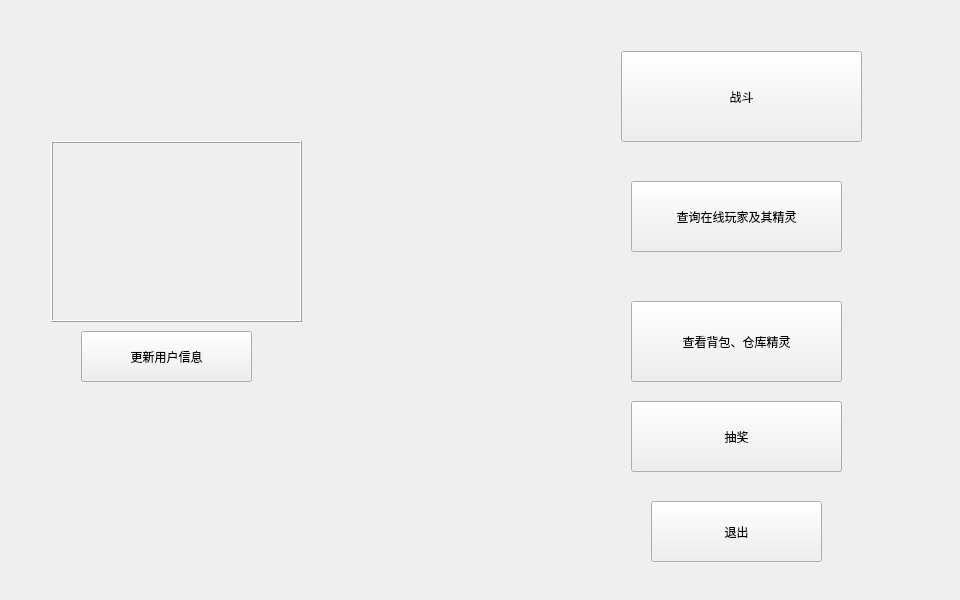
Qt form Client/Client.ui (tarffy/pokemon) before a commit.
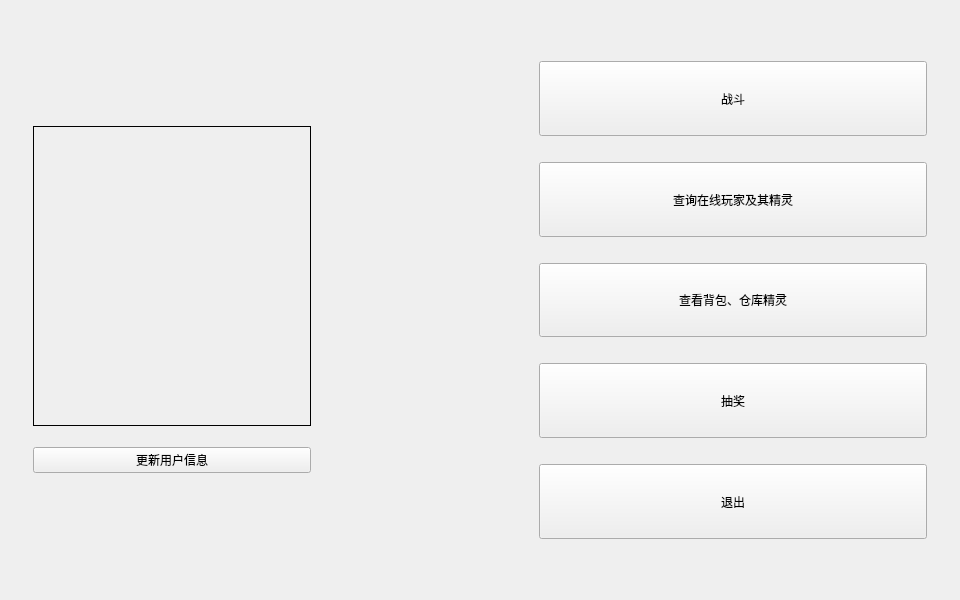
The same form after that commit. The open tabs and pages were chosen to show the change.

Commit message: 增加了背景和布局。

```diff
--- a/Client/Client.ui
+++ b/Client/Client.ui
@@ -230,106 +230,225 @@
        </widget>
       </widget>
       <widget class="QWidget" name="page_menu">
+       <layout class="QHBoxLayout" name="horizontalLayout_6">
+        <item>
+         <widget class="QWidget" name="widget_13" native="true">
+          <property name="maximumSize">
+           <size>
+            <width>300</width>
+            <height>400</height>
+           </size>
+          </property>
+          <layout class="QVBoxLayout" name="verticalLayout_11">
+           <item>
+            <widget class="QLabel" name="label_menu_info">
+             <property name="maximumSize">
+              <size>
+               <width>600</width>
+               <height>300</height>
+              </size>
+             </property>
+             <property name="font">
+              <font>
+               <pointsize>10</pointsize>
+               <weight>50</weight>
+               <bold>false</bold>
+              </font>
+             </property>
+             <property name="layoutDirection">
+              <enum>Qt::LeftToRight</enum>
+             </property>
+             <property name="frameShape">
+              <enum>QFrame::Box</enum>
+             </property>
+             <property name="frameShadow">
+              <enum>QFrame::Plain</enum>
+             </property>
+             <property name="midLineWidth">
+              <number>0</number>
+             </property>
+             <property name="text">
+              <string/>
+             </property>
+             <property name="textFormat">
+              <enum>Qt::PlainText</enum>
+             </property>
+             <property name="scaledContents">
+              <bool>false</bool>
+             </property>
+             <property name="wordWrap">
+              <bool>true</bool>
+             </property>
+            </widget>
+           </item>
+           <item>
+            <widget class="QPushButton" name="Button_fresh_player">
+             <property name="text">
+              <string>更新用户信息</string>
+             </property>
+            </widget>
+           </item>
+          </layout>
+         </widget>
+        </item>
+        <item>
+         <spacer name="horizontalSpacer_8">
+          <property name="orientation">
+           <enum>Qt::Horizontal</enum>
+          </property>
+          <property name="sizeType">
+           <enum>QSizePolicy::Fixed</enum>
+          </property>
+          <property name="sizeHint" stdset="0">
+           <size>
+            <width>200</width>
+            <height>20</height>
+           </size>
+          </property>
+         </spacer>
+        </item>
+        <item>
+         <widget class="QWidget" name="widget_12" native="true">
+          <property name="maximumSize">
+           <size>
+            <width>16777215</width>
+            <height>500</height>
+           </size>
+          </property>
+          <layout class="QVBoxLayout" name="verticalLayout_12">
+           <item>
        <widget class="QPushButton" name="Button_enter_battle">
-        <property name="geometry">
-         <rect>
-          <x>610</x>
-          <y>40</y>
-          <width>241</width>
-          <height>91</height>
-         </rect>
+             <property name="sizePolicy">
+              <sizepolicy hsizetype="Minimum" vsizetype="Preferred">
+               <horstretch>0</horstretch>
+               <verstretch>0</verstretch>
+              </sizepolicy>
         </property>
         <property name="text">
          <string>战斗</string>
         </property>
        </widget>
+           </item>
+           <item>
+            <spacer name="verticalSpacer">
+             <property name="orientation">
+              <enum>Qt::Vertical</enum>
+             </property>
+             <property name="sizeType">
+              <enum>QSizePolicy::Fixed</enum>
+             </property>
+             <property name="sizeHint" stdset="0">
+              <size>
+               <width>20</width>
+               <height>20</height>
+              </size>
+             </property>
+            </spacer>
+           </item>
+           <item>
        <widget class="QPushButton" name="Button_query">
-        <property name="geometry">
-         <rect>
-          <x>620</x>
-          <y>170</y>
-          <width>211</width>
-          <height>71</height>
-         </rect>
+             <property name="sizePolicy">
+              <sizepolicy hsizetype="Minimum" vsizetype="Preferred">
+               <horstretch>0</horstretch>
+               <verstretch>0</verstretch>
+              </sizepolicy>
         </property>
         <property name="text">
          <string>查询在线玩家及其精灵</string>
         </property>
        </widget>
-       <widget class="QPushButton" name="Button_logout">
-        <property name="geometry">
-         <rect>
-          <x>640</x>
-          <y>490</y>
-          <width>171</width>
-          <height>61</height>
-         </rect>
-        </property>
-        <property name="text">
-         <string>退出</string>
-        </property>
-       </widget>
+           </item>
+           <item>
+            <spacer name="verticalSpacer_2">
+             <property name="orientation">
+              <enum>Qt::Vertical</enum>
+             </property>
+             <property name="sizeType">
+              <enum>QSizePolicy::Fixed</enum>
+             </property>
+             <property name="sizeHint" stdset="0">
+              <size>
+               <width>20</width>
+               <height>20</height>
+              </size>
+             </property>
+            </spacer>
+           </item>
+           <item>
        <widget class="QPushButton" name="Button_pokemons">
-        <property name="geometry">
-         <rect>
-          <x>620</x>
-          <y>290</y>
-          <width>211</width>
-          <height>81</height>
-         </rect>
+             <property name="sizePolicy">
+              <sizepolicy hsizetype="Minimum" vsizetype="Preferred">
+               <horstretch>0</horstretch>
+               <verstretch>0</verstretch>
+              </sizepolicy>
         </property>
         <property name="text">
          <string>查看背包、仓库精灵</string>
         </property>
        </widget>
-       <widget class="QLabel" name="label_menu_info">
-        <property name="geometry">
-         <rect>
-          <x>40</x>
-          <y>130</y>
-          <width>251</width>
-          <height>181</height>
-         </rect>
-        </property>
-        <property name="frameShape">
-         <enum>QFrame::Box</enum>
-        </property>
-        <property name="frameShadow">
-         <enum>QFrame::Raised</enum>
-        </property>
-        <property name="text">
-         <string/>
-        </property>
-        <property name="wordWrap">
-         <bool>true</bool>
-        </property>
-       </widget>
+           </item>
+           <item>
+            <spacer name="verticalSpacer_3">
+             <property name="orientation">
+              <enum>Qt::Vertical</enum>
+             </property>
+             <property name="sizeType">
+              <enum>QSizePolicy::Fixed</enum>
+             </property>
+             <property name="sizeHint" stdset="0">
+              <size>
+               <width>20</width>
+               <height>20</height>
+              </size>
+             </property>
+            </spacer>
+           </item>
+           <item>
        <widget class="QPushButton" name="Button_gacha">
-        <property name="geometry">
-         <rect>
-          <x>620</x>
-          <y>390</y>
-          <width>211</width>
-          <height>71</height>
-         </rect>
+             <property name="sizePolicy">
+              <sizepolicy hsizetype="Minimum" vsizetype="Preferred">
+               <horstretch>0</horstretch>
+               <verstretch>0</verstretch>
+              </sizepolicy>
         </property>
         <property name="text">
          <string>抽奖</string>
         </property>
        </widget>
-       <widget class="QPushButton" name="Button_fresh_player">
-        <property name="geometry">
-         <rect>
-          <x>70</x>
-          <y>320</y>
-          <width>171</width>
-          <height>51</height>
-         </rect>
+           </item>
+           <item>
+            <spacer name="verticalSpacer_4">
+             <property name="orientation">
+              <enum>Qt::Vertical</enum>
+             </property>
+             <property name="sizeType">
+              <enum>QSizePolicy::Fixed</enum>
+             </property>
+             <property name="sizeHint" stdset="0">
+              <size>
+               <width>20</width>
+               <height>20</height>
+              </size>
+             </property>
+            </spacer>
+           </item>
+           <item>
+            <widget class="QPushButton" name="Button_logout">
+             <property name="sizePolicy">
+              <sizepolicy hsizetype="Minimum" vsizetype="Preferred">
+               <horstretch>0</horstretch>
+               <verstretch>0</verstretch>
+              </sizepolicy>
         </property>
         <property name="text">
-         <string>更新用户信息</string>
-        </property>
-       </widget>
+              <string>退出</string>
+             </property>
+            </widget>
+           </item>
+          </layout>
+         </widget>
+        </item>
+       </layout>
       </widget>
       <widget class="QWidget" name="page_battle">
        <widget class="QPushButton" name="Button_return_menu1">
```
Left out of the diff: 670 changed lines with no effect on the pictures. Lines whose indentation alone changed are shown as unchanged. The commit also changes 3 other files.
